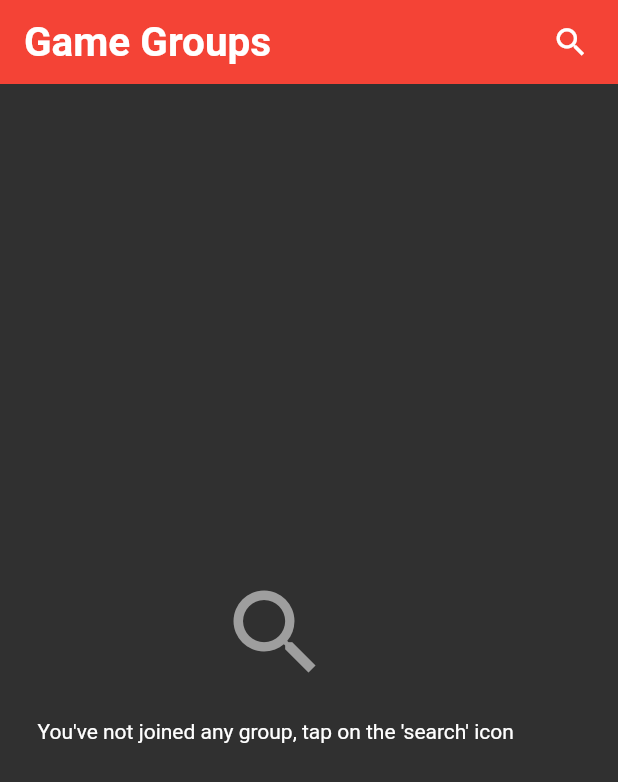
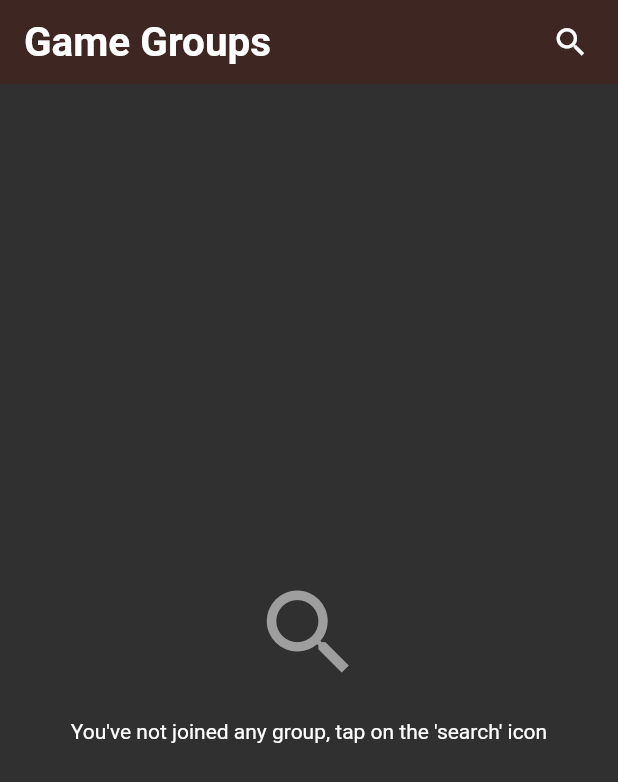
Before and after one commit to battletech45/MayTeam, a Flutter app: the HomePage screen opened directly, on a phone screen of 412 x 824 dp. Shown: the top 782 px of the screen. Run offline on Flutter 3.47's test engine with Material 2 defaults, Android fonts, the phone set to English and light mode, and no system bars; our stand-ins replace cloud_firestore, firebase_auth, firebase_core, shared_preferences; accounts and stored records are empty.

Commit message:
code refactored and colors redesigned

```diff
--- a/lib/MAYteam/GameGroupPage.dart
+++ b/lib/MAYteam/GameGroupPage.dart
@@ -29,10 +29,9 @@ class _HomePageState extends State<HomePage> {
 
   Widget noGroupWidget() {
     return Container(
-        padding: EdgeInsets.symmetric(horizontal: 25.0),
+        alignment: Alignment.center,
         child: Column(
           mainAxisAlignment: MainAxisAlignment.center,
-          crossAxisAlignment: CrossAxisAlignment.center,
           children: <Widget>[
             GestureDetector(
                 onTap: () {
@@ -73,9 +72,7 @@ class _HomePageState extends State<HomePage> {
           }
         }
         else {
-          return Center(
-              child: CircularProgressIndicator()
-          );
+          return CircularProgressIndicator();
         }
       },
     );
@@ -99,16 +96,13 @@ class _HomePageState extends State<HomePage> {
       });
     });
   }
-
   String _destructureId(String res) {
     return res.substring(0, res.indexOf('_'));
   }
 
-
   String _destructureName(String res) {
     return res.substring(res.indexOf('_') + 1);
   }
-
 
   void _popupDialog(BuildContext context) {
     Widget cancelButton = ElevatedButton(
@@ -161,7 +155,7 @@ class _HomePageState extends State<HomePage> {
     return Scaffold(
       appBar: AppBar(
         title: Text('Game Groups', style: TextStyle(color: Colors.white, fontSize: 27.0, fontWeight: FontWeight.bold)),
-        backgroundColor: Colors.red,
+        backgroundColor: Colors.brown[900],
         elevation: 0.0,
         actions: <Widget>[
           IconButton(
```
